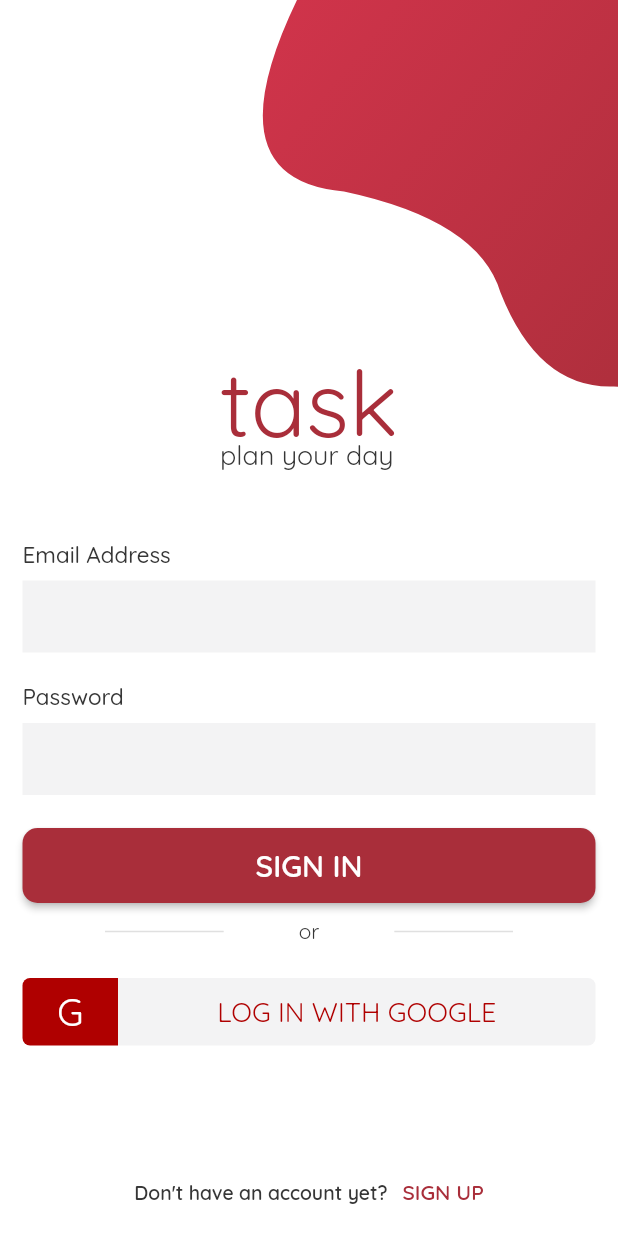
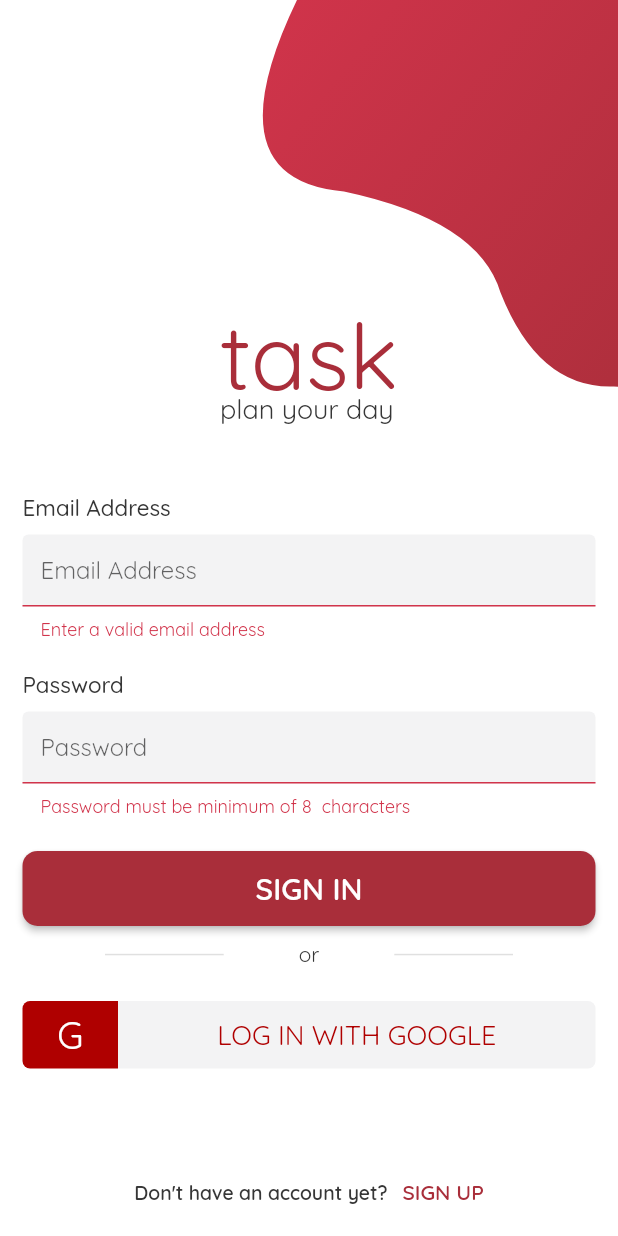
Before and after one commit to esolutionsnig/Task-App, a Flutter app: the screen it shows after launch, after a tap on "SIGN IN", on a phone screen of 412 x 824 dp. Run offline on Flutter 3.47's test engine with Material 2 defaults, Android fonts, the phone set to English and light mode, and no system bars; our stand-ins replace firebase_auth, flutter_spinkit; accounts and stored records are empty.

```diff
--- a/lib/screens/authenticate/sign_in.dart
+++ b/lib/screens/authenticate/sign_in.dart
@@ -2,6 +2,8 @@ import 'package:flutter/material.dart';
 import 'package:tasks/screens/authenticate/sign_up.dart';
 import 'package:tasks/services/auth.dart';
 import 'package:tasks/shared/color.dart';
+import 'package:tasks/shared/general.dart';
+import 'package:tasks/shared/loading.dart';
 import 'package:tasks/widget/bezierContainer.dart';
 
 class SignIn extends StatefulWidget {
@@ -11,9 +13,13 @@ class SignIn extends StatefulWidget {
 
 class _SignInState extends State<SignIn> {
   final AuthService _authService = AuthService();
+  final _formKey = GlobalKey<FormState>();
 
   String email = '';
   String password = '';
+  String error = '';
+  bool loading = false;
+  bool hasError = false;
 
   double pageHorizontalPadding = 50.0;
   double pageVerticalPadding = 10.0;
@@ -30,9 +36,27 @@ class _SignInState extends State<SignIn> {
         ),
         color: Theme.of(context).primaryColor,
         textColor: cWhite,
-        onPressed: () {
-          print(email);
-          print(password);
+        onPressed: () async {
+          if (_formKey.currentState.validate()) {
+            setState(() {
+              loading = true;
+            });
+            dynamic result =
+                await _authService.signInWithEmailAndPassword(email, password);
+            if (result == null) {
+              setState(() {
+                loading = false;
+                hasError = true;
+                error = 'Could not sign with those credentials.';
+              });
+            } else {
+              setState(() {
+                loading = false;
+                hasError = false;
+                error = "";
+              });
+            }
+          }
         },
         child: Text(
           "Sign In".toUpperCase(),
@@ -207,7 +231,7 @@ class _SignInState extends State<SignIn> {
             children: <Widget>[
               Container(
                 padding: EdgeInsets.symmetric(horizontal: 15),
-                child: Column(
+                child: loading ? Loading() : Column(
                   crossAxisAlignment: CrossAxisAlignment.center,
                   mainAxisAlignment: MainAxisAlignment.center,
                   children: <Widget>[
@@ -220,6 +244,7 @@ class _SignInState extends State<SignIn> {
                       height: 35,
                     ),
                     Form(
+                      key: _formKey,
                       child: Column(
                         children: <Widget>[
                           Container(
@@ -238,16 +263,16 @@ class _SignInState extends State<SignIn> {
                                   height: 8,
                                 ),
                                 TextFormField(
+                                  keyboardType: TextInputType.emailAddress,
+                                  validator: (val) => val.isEmpty
+                                      ? "Enter a valid email address"
+                                      : null,
                                   onChanged: (val) {
                                     setState(() {
                                       email = val;
                                     });
                                   },
-                                  decoration: InputDecoration(
-                                    border: InputBorder.none,
-                                    fillColor: cFormFillColor,
-                                    filled: true,
-                                  ),
+                                  decoration: textInputDecoration.copyWith(hintText: "Email Address"),
                                 ),
                               ],
                             ),
@@ -269,16 +294,15 @@ class _SignInState extends State<SignIn> {
                                 ),
                                 TextFormField(
                                   obscureText: true,
+                                  validator: (val) => val.length < 8
+                                      ? "Password must be minimum of 8  characters"
+                                      : null,
                                   onChanged: (val) {
                                     setState(() {
                                       password = val;
                                     });
                                   },
-                                  decoration: InputDecoration(
-                                    border: InputBorder.none,
-                                    fillColor: cFormFillColor,
-                                    filled: true,
-                                  ),
+                                  decoration: textInputDecoration.copyWith(hintText: "Password"),
                                 ),
                               ],
                             ),
@@ -287,6 +311,23 @@ class _SignInState extends State<SignIn> {
                             height: 12,
                           ),
                           _submitButton(),
+                          hasError
+                              ? Padding(
+                                  padding: const EdgeInsets.only(
+                                    top: 12,
+                                    bottom: 12,
+                                  ),
+                                  child: Text(
+                                    error,
+                                    style: TextStyle(
+                                      color: Colors.red,
+                                      fontSize: 14.0,
+                                    ),
+                                  ),
+                                )
+                              : SizedBox(
+                                  height: 0.1,
+                                ),
                         ],
                       ),
                     ),
--- a/lib/screens/wrapper.dart
+++ b/lib/screens/wrapper.dart
@@ -9,7 +9,6 @@ class Wrapper extends StatelessWidget {
   Widget build(BuildContext context) {
 
     final user = Provider.of<User>(context);
-    print(user);
 
     // return either home or authenticate widget
     if (user == null) {
--- a/lib/services/auth.dart
+++ b/lib/services/auth.dart
@@ -27,8 +27,28 @@ class AuthService {
   }
 
   // Create a method to sign in with email and password
+  Future signInWithEmailAndPassword(String email, String password) async {
+    try {
+      AuthResult result = await _auth.signInWithEmailAndPassword(email: email, password: password);
+      FirebaseUser user = result.user;
+      return _userFromFirebaseUser(user);
+    } catch(e) {
+      print(e.toString());
+      return null;
+    }
+  }
 
   // Register with email and password
+  Future registerWithEmailAndPassword(String email, String password) async {
+    try {
+      AuthResult result = await _auth.createUserWithEmailAndPassword(email: email, password: password);
+      FirebaseUser user = result.user;
+      return _userFromFirebaseUser(user);
+    } catch(e) {
+      print(e.toString());
+      return null;
+    }
+  }
 
   // Sign Out
   Future signOut() async {
--- a/lib/shared/general.dart
+++ b/lib/shared/general.dart
@@ -0,0 +1,11 @@
+import 'package:flutter/material.dart';
+import 'package:tasks/shared/color.dart';
+
+const textInputDecoration = InputDecoration(
+  fillColor: cFormFillColor,
+  filled: true,
+  focusedBorder:
+      OutlineInputBorder(borderSide: BorderSide(color: cRed, width: 2)),
+  enabledBorder:
+      OutlineInputBorder(borderSide: BorderSide(color: cWhite, width: 2)),
+);
--- a/lib/shared/loading.dart
+++ b/lib/shared/loading.dart
@@ -9,7 +9,7 @@ class Loading extends StatelessWidget {
       child: Center(
         child: SpinKitFadingCube(
           color: Theme.of(context).primaryColor,
-          size: 150.0,
+          size: 70.0,
         ),
       ),
     );
```
Also changed, not shown: lib/screens/authenticate/sign_up.dart (+57 -15 lines).
